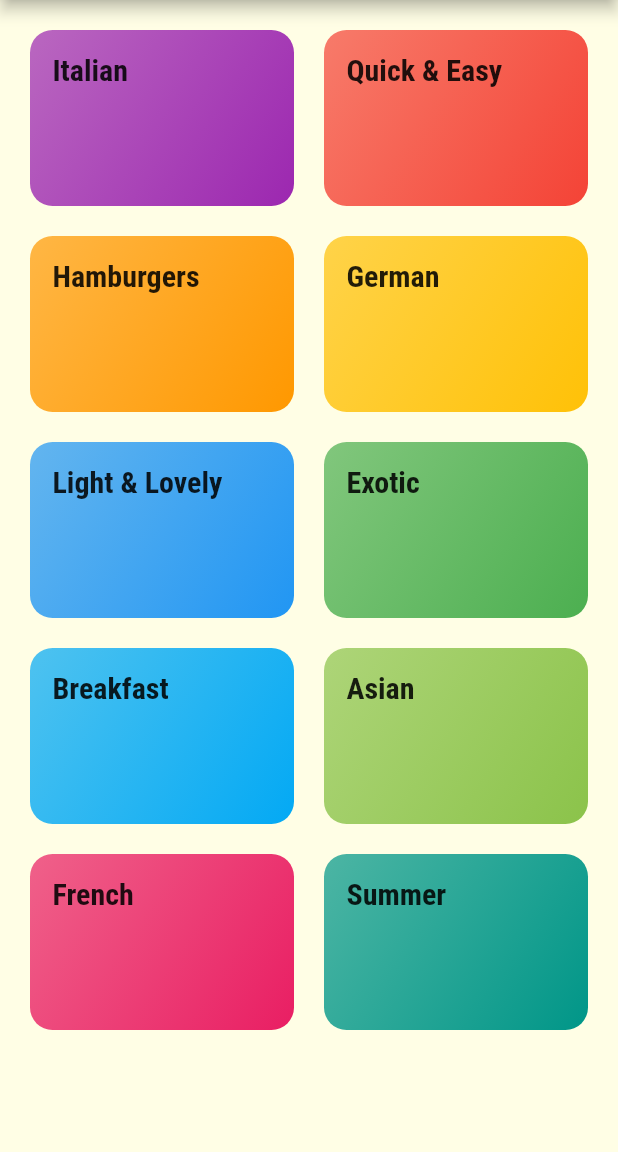
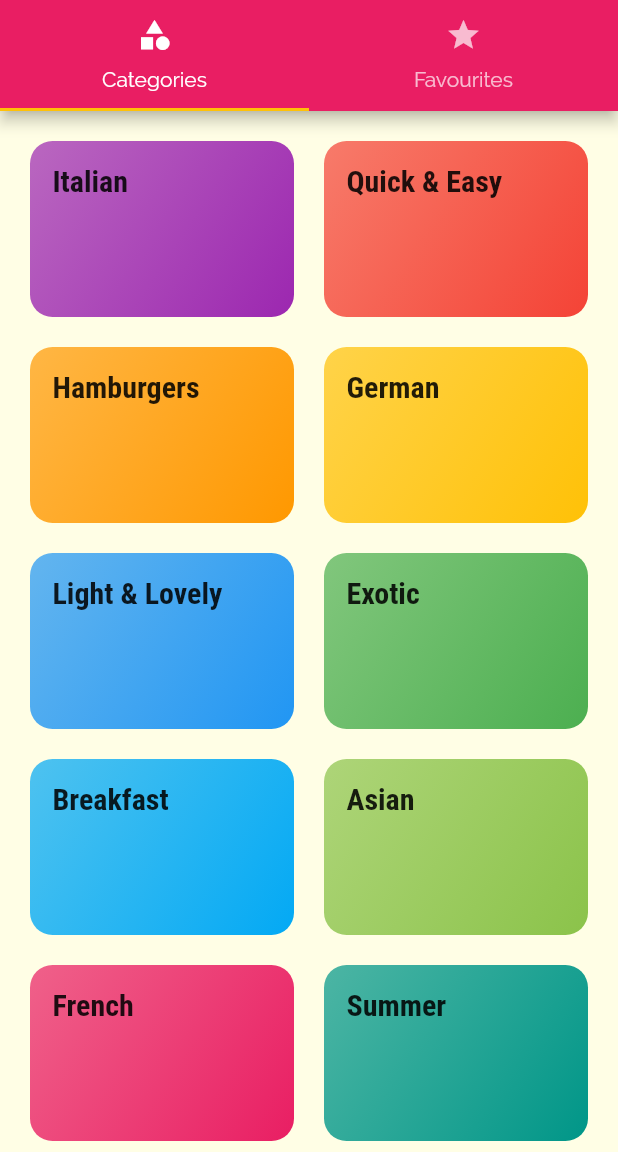
Before and after one commit to ErArjun/Flutter, a Flutter app: the screen it shows after launch, on a phone screen of 412 x 824 dp, the part 84-1236 px from its top. Run offline on Flutter 3.47's test engine with Material 2 defaults, Android fonts, the phone set to English and light mode, and no system bars.

Commit message:
top tab added

```diff
--- a/meals/lib/main.dart
+++ b/meals/lib/main.dart
@@ -1,6 +1,7 @@
 import 'package:flutter/material.dart';
+import 'package:meals/screens/tabs_screen.dart';
+import './screens/meal_detail_screen.dart';
 import './screens/category_meals_screen.dart';
-import './screens/categories_screen.dart';
 
 void main() {
   runApp(MyApp());
@@ -33,8 +34,9 @@ class MyApp extends StatelessWidget {
       //home: CategoriesScreen(),
       // initialRoute: '/',
       routes: {
-        '/': (ctx) => CategoriesScreen(),
+        '/': (ctx) => TabScreen(),
         CategoryMealsScreen.routeName: (ctx) => CategoryMealsScreen(),
+        MealDetailScreen.routeName: (ctx) => MealDetailScreen(),
       },
     );
   }
--- a/meals/lib/screens/categories_screen.dart
+++ b/meals/lib/screens/categories_screen.dart
@@ -5,11 +5,7 @@ import '../dummy-data.dart';
 class CategoriesScreen extends StatelessWidget {
   @override
   Widget build(BuildContext context) {
-    return Scaffold(
-      appBar: AppBar(
-        title: const Text('Meals'),
-      ),
-      body: GridView(
+    return GridView(
       padding: const EdgeInsets.all(20),
       gridDelegate: const SliverGridDelegateWithMaxCrossAxisExtent(
         maxCrossAxisExtent: 200,
@@ -21,7 +17,6 @@ class CategoriesScreen extends StatelessWidget {
           .map((catData) =>
               CategoryItem(catData.id, catData.title, catData.color))
           .toList(),
-      ),
     );
   }
 }
--- a/meals/lib/screens/category_meals_screen.dart
+++ b/meals/lib/screens/category_meals_screen.dart
@@ -26,6 +26,7 @@ class CategoryMealsScreen extends StatelessWidget {
       body: ListView.builder(
         itemBuilder: (ctx, index) {
           return MealItem(
+            id: categoryMeals[index].id,
             title: categoryMeals[index].title,
             imageUrl: categoryMeals[index].imageUrl,
             duration: categoryMeals[index].duration,
--- /dev/null
+++ b/meals/lib/screens/tabs_screen.dart
@@ -0,0 +1,40 @@
+import 'package:flutter/material.dart';
+import 'categories_screen.dart';
+import 'favorites_screen.dart';
+
+class TabScreen extends StatefulWidget {
+  @override
+  State<TabScreen> createState() => _TabScreenState();
+}
+
+class _TabScreenState extends State<TabScreen> {
+  @override
+  Widget build(BuildContext context) {
+    return DefaultTabController(
+      length: 2,
+      child: Scaffold(
+        appBar: AppBar(
+          title: const Text('Meals'),
+          bottom: const TabBar(
+            tabs: [
+              Tab(
+                icon: Icon(Icons.category),
+                text: 'Categories',
+              ),
+              Tab(
+                icon: Icon(Icons.star),
+                text: 'Favourites',
+              )
+            ],
+          ),
+        ),
+        body: TabBarView(
+          children: [
+            CategoriesScreen(),
+            FavoritesScreen(),
+          ],
+        ),
+      ),
+    );
+  }
+}
--- a/meals/lib/widgets/category_item.dart
+++ b/meals/lib/widgets/category_item.dart
@@ -17,7 +17,7 @@ class CategoryItem extends StatelessWidget {
 //   );
 // }
 
-  void selectMealDetails(BuildContext ctx) {
+  void selectMealCategory(BuildContext ctx) {
     Navigator.of(ctx).pushNamed(
       CategoryMealsScreen.routeName,
       arguments: {
@@ -30,7 +30,7 @@ class CategoryItem extends StatelessWidget {
   @override
   Widget build(BuildContext context) {
     return InkWell(
-      onTap: () => selectMealDetails(context),
+      onTap: () => selectMealCategory(context),
       splashColor: Theme.of(context).colorScheme.primary,
       borderRadius: BorderRadius.circular(15),
       child: Container(
```
Also changed, not shown: meals/lib/models/meal.dart (+10 -2 lines), meals/lib/screens/favorites_screen.dart (added, +10 -0 lines), meals/lib/screens/meal_detail_screen.dart (added, +98 -0 lines), meals/lib/widgets/meal_item.dart (+99 -1 lines). Lines whose indentation alone changed are shown as unchanged.
